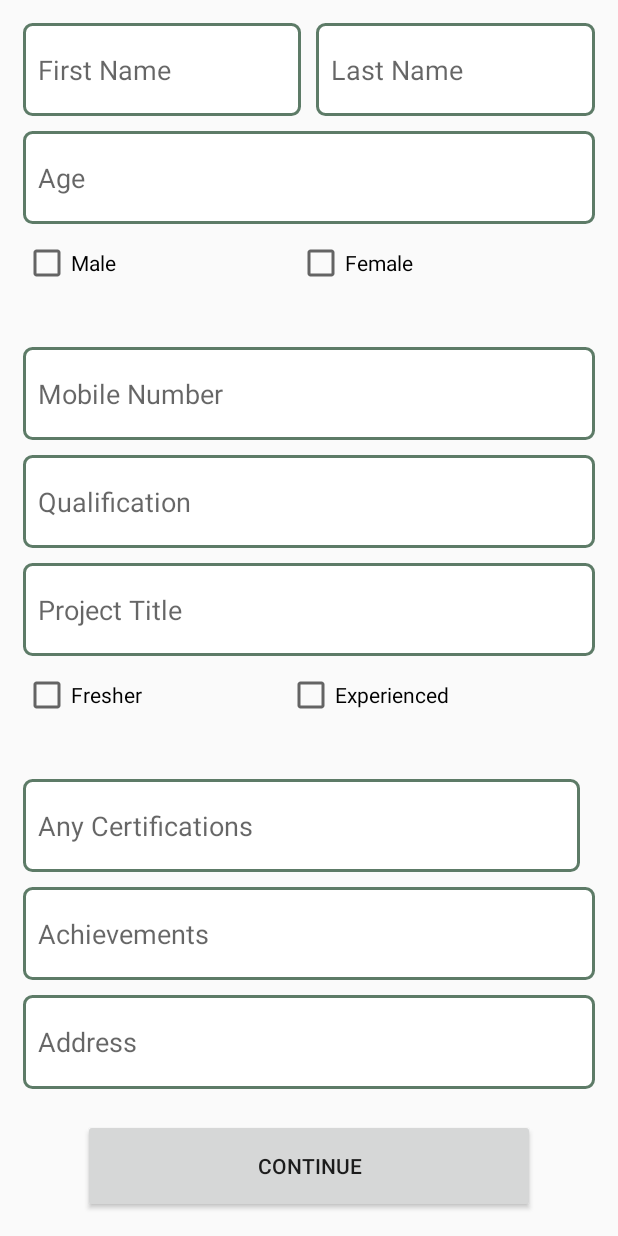
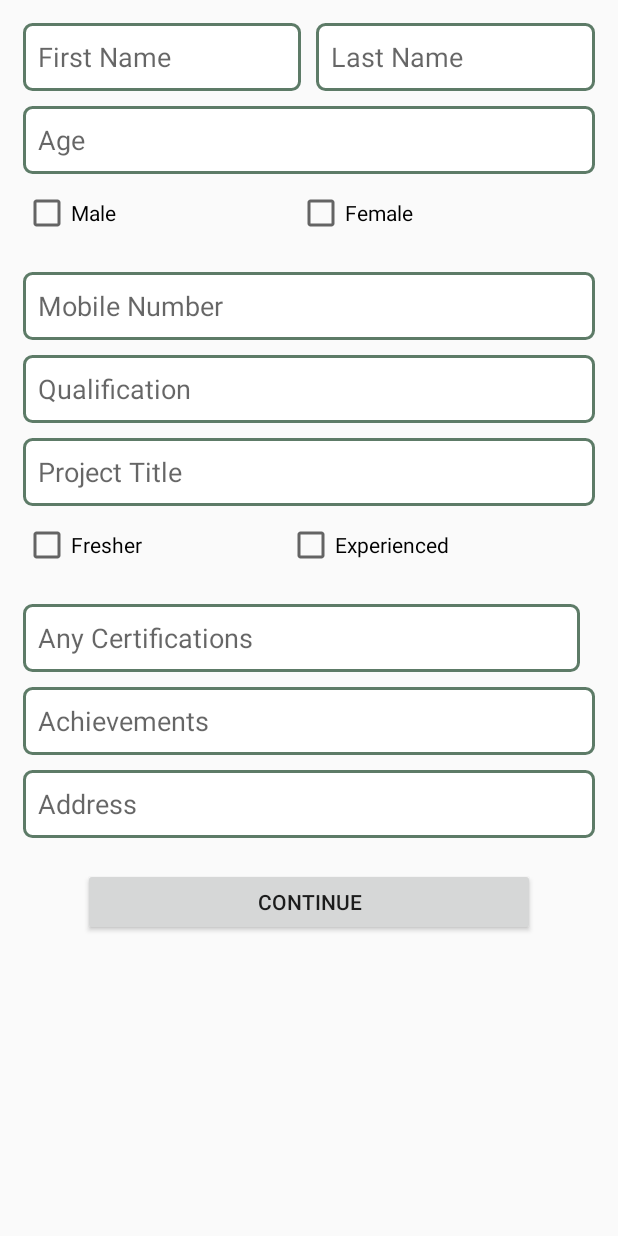
Before and after one commit to narendramarikanti/JobMaker, an Android app: the Registration_Screen screen opened directly, with no data from a screen before it, on a phone screen of 412 x 824 dp. Run offline under Robolectric (Android 15) with nearby library versions, the phone set to English and light mode, and no system bars.

Commit message:
added scrollview to the registrationform

```diff
--- a/app/src/main/res/layout/activity_registration__screen.xml
+++ b/app/src/main/res/layout/activity_registration__screen.xml
@@ -1,4 +1,8 @@
 <?xml version="1.0" encoding="utf-8"?>
+<ScrollView
+    android:layout_height="wrap_content"
+    android:layout_width="wrap_content"
+    xmlns:android="http://schemas.android.com/apk/res/android" >
 
 
 <LinearLayout xmlns:android="http://schemas.android.com/apk/res/android"
@@ -6,7 +10,7 @@
     android:layout_width="match_parent"
     android:layout_height="match_parent"
     android:orientation="vertical"
-    android:weightSum="110"
+
 
    android:layout_margin="15dp"
     tools:context="com.nsds.jobmaker.activity.Registration_Screen">
@@ -21,7 +25,7 @@
         <EditText
             android:layout_width="0dp"
             android:layout_weight="10"
-            android:layout_height="match_parent"
+            android:layout_height="45dp"
             android:background="@drawable/edit_style"
             android:inputType="textPersonName"
             android:layout_marginRight="10dp"
@@ -33,10 +37,9 @@
         <EditText
             android:layout_width="0dp"
             android:layout_weight="10"
-
             android:paddingLeft="10dp"
             android:hint="Last Name"
-            android:layout_height="match_parent"
+            android:layout_height="45dp"
             android:background="@drawable/edit_style"
             android:inputType="textPersonName"
 
@@ -46,8 +49,7 @@
 
     <EditText
         android:layout_width="match_parent"
-        android:layout_weight="10"
-        android:layout_height="0dp"
+        android:layout_height="45dp"
         android:paddingLeft="10dp"
         android:hint="Age"
         android:layout_marginTop="10dp"
@@ -58,10 +60,9 @@
     <LinearLayout
         android:orientation="horizontal"
         android:layout_width="match_parent"
-        android:layout_weight="10"
         android:weightSum="20"
         android:layout_marginTop="10dp"
-        android:layout_height="0dp"
+        android:layout_height="45dp"
         android:layout_gravity="center_horizontal">
 
         <CheckBox
@@ -81,19 +82,17 @@
 
     <EditText
         android:layout_width="match_parent"
-        android:layout_weight="10"
         android:paddingLeft="10dp"
         android:background="@drawable/edit_style"
         android:layout_marginTop="10dp"
         android:hint="Mobile Number"
-        android:layout_height="0dp"
+        android:layout_height="45dp"
         android:id="@+id/editText7"
           />
 
     <EditText
         android:layout_width="match_parent"
-        android:layout_weight="10"
-        android:layout_height="0dp"
+        android:layout_height="45dp"
         android:paddingLeft="10dp"
         android:hint="Qualification"
         android:background="@drawable/edit_style"
@@ -102,8 +101,7 @@
 
     <EditText
         android:layout_width="match_parent"
-        android:layout_weight="10"
-        android:layout_height="0dp"
+        android:layout_height="45dp"
         android:layout_marginTop="10dp"
         android:hint="Project Title"
         android:paddingLeft="10dp"
@@ -113,10 +111,9 @@
     <LinearLayout
         android:orientation="horizontal"
         android:layout_width="match_parent"
-        android:layout_weight="10"
         android:weightSum="20"
          android:layout_marginTop="10dp"
-        android:layout_height="0dp"
+        android:layout_height="45dp"
         android:layout_gravity="center_horizontal">
 
         <CheckBox
@@ -136,9 +133,8 @@
 
     <EditText
         android:layout_width="match_parent"
-        android:layout_weight="10"
         android:layout_marginTop="10dp"
-        android:layout_height="0dp"
+        android:layout_height="45dp"
         android:hint="Any Certifications"
         android:layout_marginRight="10dp"
         android:paddingLeft="10dp"
@@ -147,9 +143,8 @@
 
     <EditText
         android:layout_width="match_parent"
-        android:layout_weight="10"
         android:background="@drawable/edit_style"
-        android:layout_height="0dp"
+        android:layout_height="45dp"
         android:layout_marginTop="10dp"
         android:hint="Achievements"
 
@@ -160,8 +155,7 @@
     <EditText
         android:layout_width="match_parent"
         android:background="@drawable/edit_style"
-        android:layout_weight="10"
-        android:layout_height="0dp"
+        android:layout_height="45dp"
         android:hint="Address"
        android:paddingLeft="10dp"
         android:id="@+id/editText12"
@@ -170,8 +164,7 @@
 
     <Button
         android:layout_width="match_parent"
-        android:layout_weight="10"
-        android:layout_height="0dp"
+        android:layout_height="45dp"
         android:layout_marginTop="20dp"
         android:layout_marginLeft="40dp"
         android:layout_marginRight="40dp"
@@ -180,3 +173,5 @@
 
 
  </LinearLayout>
+
+    </ScrollView>
```
Also changed, not shown: app/src/main/java/com/nsds/jobmaker/activity/EditProfile.java (added, +15 -0 lines), app/src/main/res/layout/activity_edit_profile.xml (added, +189 -0 lines).
